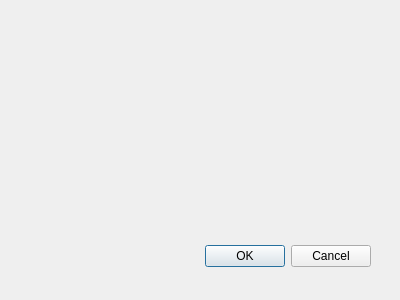
Before: the Qt Designer form spatial_query_tool_dialog_base.ui in lin0qlin/Qplugin_SpatialQueryTool, drawn with Qt 5.
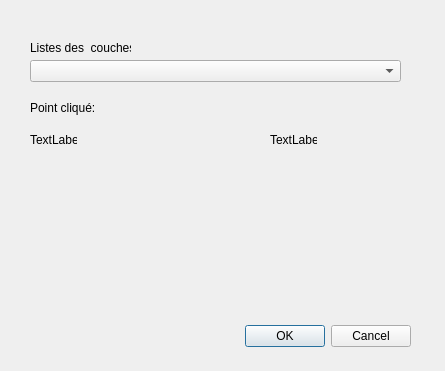
After: the same form once the commit is applied.

Diff of the .ui file:
```diff
--- a/spatial_query_tool_dialog_base.ui
+++ b/spatial_query_tool_dialog_base.ui
@@ -1,22 +1,22 @@
 <ui version="4.0" >
  <class>SpatialQueryToolDialogBase</class>
- <widget class="QDialog" name="SpatialQueryToolDialogBase" >
-  <property name="geometry" >
+ <widget class="QDialog" name="SpatialQueryToolDialogBase">
+  <property name="geometry">
    <rect>
     <x>0</x>
     <y>0</y>
-    <width>400</width>
-    <height>300</height>
+    <width>445</width>
+    <height>371</height>
    </rect>
   </property>
   <property name="windowTitle" >
    <string>Spatial Query Tool</string>
   </property>
-  <widget class="QDialogButtonBox" name="button_box" >
-   <property name="geometry" >
+  <widget class="QDialogButtonBox" name="button_box">
+   <property name="geometry">
     <rect>
-     <x>30</x>
-     <y>240</y>
+     <x>70</x>
+     <y>320</y>
      <width>341</width>
      <height>32</height>
     </rect>
@@ -28,6 +28,68 @@
     <set>QDialogButtonBox::Cancel|QDialogButtonBox::Ok</set>
    </property>
   </widget>
+  <widget class="QComboBox" name="comboBox">
+   <property name="geometry">
+    <rect>
+     <x>30</x>
+     <y>60</y>
+     <width>371</width>
+     <height>22</height>
+    </rect>
+   </property>
+  </widget>
+  <widget class="QLabel" name="label_longitude">
+   <property name="geometry">
+    <rect>
+     <x>30</x>
+     <y>130</y>
+     <width>47</width>
+     <height>20</height>
+    </rect>
+   </property>
+   <property name="text">
+    <string>TextLabel</string>
+   </property>
+  </widget>
+  <widget class="QLabel" name="label_latitude">
+   <property name="geometry">
+    <rect>
+     <x>270</x>
+     <y>130</y>
+     <width>47</width>
+     <height>20</height>
+    </rect>
+   </property>
+   <property name="text">
+    <string>TextLabel</string>
+   </property>
+  </widget>
+  <widget class="QLabel" name="label">
+   <property name="geometry">
+    <rect>
+     <x>30</x>
+     <y>40</y>
+     <width>101</width>
+     <height>16</height>
+    </rect>
+   </property>
+   <property name="text">
+    <string>Listes des  couches:</string>
+   </property>
+  </widget>
+  <widget class="QLabel" name="label_2">
+   <property name="geometry">
+    <rect>
+     <x>30</x>
+     <y>100</y>
+     <width>101</width>
+     <height>16</height>
+    </rect>
+   </property>
+   <property name="text">
+    <string>Point cliqué:</string>
+   </property>
+  </widget>
  </widget>
  <resources/>
  <connections>
```
Left out of the diff: 33 changed lines with no effect on the pictures.
